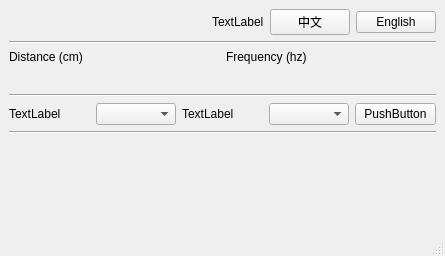
This is tf03_setup/main_window.ui in codincodee/tf0x_dev as Qt 5 draws it before an edit. The edited form follows.
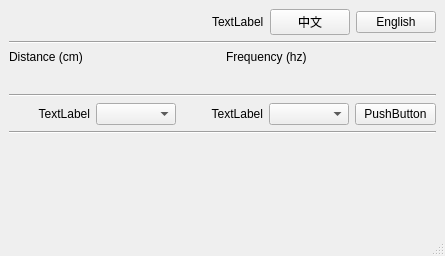
This is the edited form.

Diff of the .ui file:
```diff
--- a/tf03_setup/main_window.ui
+++ b/tf03_setup/main_window.ui
@@ -168,6 +168,9 @@
         <property name="text">
          <string>TextLabel</string>
         </property>
+        <property name="alignment">
+         <set>Qt::AlignRight|Qt::AlignTrailing|Qt::AlignVCenter</set>
+        </property>
        </widget>
       </item>
       <item row="0" column="1">
@@ -178,6 +181,9 @@
         <property name="text">
          <string>TextLabel</string>
         </property>
+        <property name="alignment">
+         <set>Qt::AlignRight|Qt::AlignTrailing|Qt::AlignVCenter</set>
+        </property>
        </widget>
       </item>
      </layout>
```
